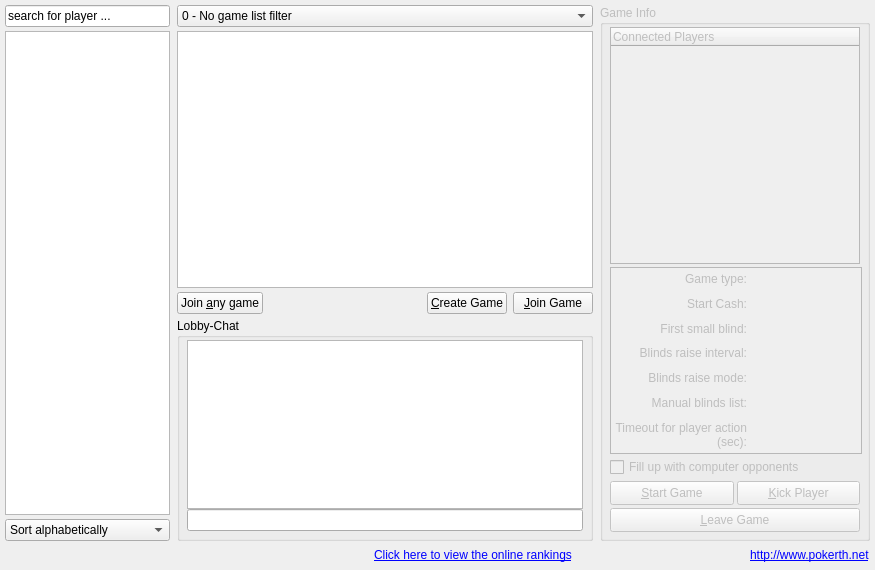
The window that src/gui/qt/gui_800x480/gamelobbydialog_800x480.ui (pokerth/pokerth) describes before a commit, drawn with Qt 5.
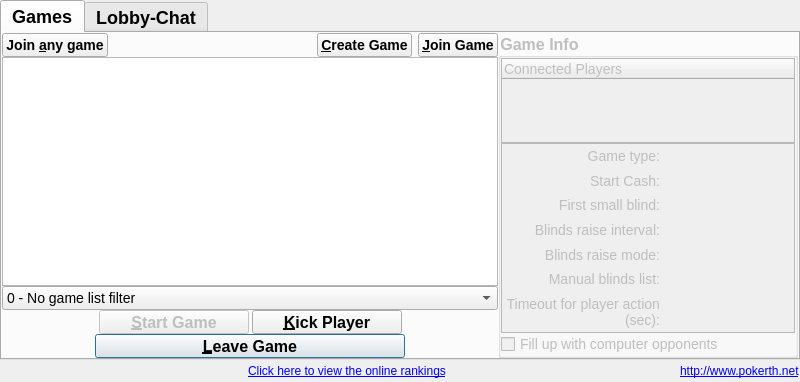
The same window after the commit. Icons and pictures are not drawn.

The edit to the form file:
```diff
--- a/src/gui/qt/gui_800x480/gamelobbydialog_800x480.ui
+++ b/src/gui/qt/gui_800x480/gamelobbydialog_800x480.ui
@@ -6,56 +6,389 @@
    <rect>
     <x>0</x>
     <y>0</y>
-    <width>875</width>
-    <height>570</height>
+    <width>800</width>
+    <height>382</height>
    </rect>
   </property>
   <property name="minimumSize">
    <size>
-    <width>875</width>
-    <height>570</height>
+    <width>800</width>
+    <height>380</height>
+   </size>
+  </property>
+  <property name="maximumSize">
+   <size>
+    <width>800</width>
+    <height>382</height>
    </size>
   </property>
   <property name="windowTitle">
    <string>Internet Game Lobby</string>
   </property>
+  <property name="styleSheet">
+   <string notr="true"/>
+  </property>
   <layout class="QGridLayout" name="gridLayout_2">
-   <property name="horizontalSpacing">
-    <number>7</number>
+   <property name="margin">
+    <number>0</number>
    </property>
-   <property name="verticalSpacing">
-    <number>4</number>
+   <property name="spacing">
+    <number>0</number>
    </property>
+   <item row="2" column="0">
+    <layout class="QHBoxLayout">
+     <item>
+      <widget class="QLabel" name="label_connectedPlayersCounter">
+       <property name="styleSheet">
+        <string notr="true">QObject {font: 12px}</string>
+       </property>
+       <property name="text">
+        <string/>
+       </property>
+      </widget>
+     </item>
+     <item>
+      <widget class="QLabel" name="label_runningGamesCounter">
+       <property name="styleSheet">
+        <string notr="true">QObject {font: 12px}</string>
+       </property>
+       <property name="text">
+        <string/>
+       </property>
+      </widget>
+     </item>
+     <item>
+      <widget class="QLabel" name="label_openGamesCounter">
+       <property name="sizePolicy">
+        <sizepolicy hsizetype="MinimumExpanding" vsizetype="Preferred">
+         <horstretch>0</horstretch>
+         <verstretch>0</verstretch>
+        </sizepolicy>
+       </property>
+       <property name="styleSheet">
+        <string notr="true">QObject {font: 12px}</string>
+       </property>
+       <property name="text">
+        <string/>
+       </property>
+      </widget>
+     </item>
+     <item>
+      <widget class="QLabel" name="label">
+       <property name="styleSheet">
+        <string notr="true">QObject {font: 12px}</string>
+       </property>
+       <property name="text">
+        <string>&lt;!DOCTYPE HTML PUBLIC &quot;-//W3C//DTD HTML 4.0//EN&quot; &quot;http://www.w3.org/TR/REC-html40/strict.dtd&quot;&gt;
+&lt;html&gt;&lt;head&gt;&lt;meta name=&quot;qrichtext&quot; content=&quot;1&quot; /&gt;&lt;style type=&quot;text/css&quot;&gt;
+p, li { white-space: pre-wrap; }
+&lt;/style&gt;&lt;/head&gt;&lt;body&gt;
+&lt;table border=&quot;0&quot; style=&quot;-qt-table-type: root; margin-top:4px; margin-bottom:4px; margin-left:4px; margin-right:4px;&quot;&gt;
+&lt;tr&gt;
+&lt;td style=&quot;border: none;&quot;&gt;
+&lt;p style=&quot; margin-top:0px; margin-bottom:0px; margin-left:0px; margin-right:0px; -qt-block-indent:0; text-indent:0px;&quot;&gt;&lt;a href=&quot;http://online-ranking.pokerth.net&quot;&gt;&lt;span style=&quot; text-decoration: underline; color:#0000ff;&quot;&gt;Click here to view the online rankings&lt;/span&gt;&lt;/a&gt;&lt;/p&gt;&lt;/td&gt;&lt;/tr&gt;&lt;/table&gt;&lt;/body&gt;&lt;/html&gt;</string>
+       </property>
+       <property name="openExternalLinks">
+        <bool>true</bool>
+       </property>
+      </widget>
+     </item>
+     <item>
+      <spacer name="horizontalSpacer_2">
+       <property name="orientation">
+        <enum>Qt::Horizontal</enum>
+       </property>
+       <property name="sizeType">
+        <enum>QSizePolicy::Expanding</enum>
+       </property>
+       <property name="sizeHint" stdset="0">
+        <size>
+         <width>20</width>
+         <height>20</height>
+        </size>
+       </property>
+      </spacer>
+     </item>
+     <item>
+      <widget class="QLabel" name="label_pokerthDotNet">
+       <property name="styleSheet">
+        <string notr="true">QObject {font: 12px}</string>
+       </property>
+       <property name="text">
+        <string>&lt;!DOCTYPE HTML PUBLIC &quot;-//W3C//DTD HTML 4.0//EN&quot; &quot;http://www.w3.org/TR/REC-html40/strict.dtd&quot;&gt;
+&lt;html&gt;&lt;head&gt;&lt;meta name=&quot;qrichtext&quot; content=&quot;1&quot; /&gt;&lt;style type=&quot;text/css&quot;&gt;
+p, li { white-space: pre-wrap; }
+&lt;/style&gt;&lt;/head&gt;&lt;body&gt;
+&lt;p style=&quot; margin-top:0px; margin-bottom:0px; margin-left:0px; margin-right:0px; -qt-block-indent:0; text-indent:0px;&quot;&gt;&lt;a href=&quot;http://www.pokerth.net&quot;&gt;&lt;span style=&quot; text-decoration: underline; color:#0000ff;&quot;&gt;http://www.pokerth.net&lt;/span&gt;&lt;/a&gt;&lt;/p&gt;&lt;/body&gt;&lt;/html&gt;</string>
+       </property>
+       <property name="openExternalLinks">
+        <bool>true</bool>
+       </property>
+      </widget>
+     </item>
+    </layout>
+   </item>
+   <item row="1" column="0">
+    <widget class="QTabWidget" name="tabWidget">
+     <property name="minimumSize">
+      <size>
+       <width>800</width>
+       <height>360</height>
+      </size>
+     </property>
+     <property name="maximumSize">
+      <size>
+       <width>800</width>
+       <height>360</height>
+      </size>
+     </property>
+     <property name="styleSheet">
+      <string notr="true">QObject {font: bold 18px}</string>
+     </property>
+     <property name="currentIndex">
+      <number>0</number>
+     </property>
+     <widget class="QWidget" name="tab_1">
+      <property name="styleSheet">
+       <string notr="true"/>
+      </property>
+      <attribute name="title">
+       <string>Games</string>
+      </attribute>
+      <layout class="QGridLayout" name="gridLayout_5">
    <property name="margin">
-    <number>5</number>
+        <number>0</number>
+       </property>
+       <property name="spacing">
+        <number>0</number>
    </property>
    <item row="0" column="0">
-    <widget class="QLineEdit" name="lineEdit_searchForPlayers">
+        <layout class="QHBoxLayout" name="horizontalLayout_3">
+         <item>
+          <layout class="QGridLayout" name="gridLayout_3">
+           <property name="spacing">
+            <number>0</number>
+           </property>
+           <item row="4" column="0">
+            <layout class="QHBoxLayout">
+             <property name="spacing">
+              <number>0</number>
+             </property>
+             <item>
+              <spacer>
+               <property name="orientation">
+                <enum>Qt::Vertical</enum>
+               </property>
+               <property name="sizeType">
+                <enum>QSizePolicy::Fixed</enum>
+               </property>
+               <property name="sizeHint" stdset="0">
+                <size>
+                 <width>0</width>
+                 <height>24</height>
+                </size>
+               </property>
+              </spacer>
+             </item>
+             <item>
+              <spacer name="horizontalSpacer_3">
+               <property name="orientation">
+                <enum>Qt::Horizontal</enum>
+               </property>
+               <property name="sizeHint" stdset="0">
+                <size>
+                 <width>40</width>
+                 <height>20</height>
+                </size>
+               </property>
+              </spacer>
+             </item>
+             <item>
+              <widget class="QPushButton" name="pushButton_Leave">
      <property name="sizePolicy">
-      <sizepolicy hsizetype="Fixed" vsizetype="Fixed">
+                <sizepolicy hsizetype="Expanding" vsizetype="Fixed">
        <horstretch>0</horstretch>
        <verstretch>0</verstretch>
       </sizepolicy>
      </property>
      <property name="minimumSize">
       <size>
-       <width>165</width>
-       <height>0</height>
+                 <width>310</width>
+                 <height>24</height>
       </size>
      </property>
      <property name="maximumSize">
       <size>
-       <width>165</width>
-       <height>16777215</height>
-      </size>
-     </property>
+                 <width>300</width>
+                 <height>24</height>
+                </size>
+               </property>
+               <property name="styleSheet">
+                <string notr="true">QObject {font: bold 16px}</string>
+               </property>
      <property name="text">
-      <string>search for player ...</string>
-     </property>
-    </widget>
-   </item>
-   <item row="0" column="1">
+                <string>&amp;Leave Game</string>
+               </property>
+               <property name="icon">
+                <iconset resource="../resources/pokerth.qrc">
+                 <normaloff>:/gfx/go-previous-view.png</normaloff>:/gfx/go-previous-view.png</iconset>
+               </property>
+              </widget>
+             </item>
+             <item>
+              <spacer name="horizontalSpacer_5">
+               <property name="orientation">
+                <enum>Qt::Horizontal</enum>
+               </property>
+               <property name="sizeHint" stdset="0">
+                <size>
+                 <width>40</width>
+                 <height>20</height>
+                </size>
+               </property>
+              </spacer>
+             </item>
+            </layout>
+           </item>
+           <item row="3" column="0">
+            <layout class="QHBoxLayout">
+             <property name="spacing">
+              <number>3</number>
+             </property>
+             <property name="topMargin">
+              <number>0</number>
+             </property>
+             <property name="bottomMargin">
+              <number>0</number>
+             </property>
+             <item>
+              <spacer name="horizontalSpacer_4">
+               <property name="orientation">
+                <enum>Qt::Horizontal</enum>
+               </property>
+               <property name="sizeHint" stdset="0">
+                <size>
+                 <width>40</width>
+                 <height>20</height>
+                </size>
+               </property>
+              </spacer>
+             </item>
+             <item>
+              <widget class="QPushButton" name="pushButton_StartGame">
+               <property name="enabled">
+                <bool>false</bool>
+               </property>
+               <property name="sizePolicy">
+                <sizepolicy hsizetype="Expanding" vsizetype="Fixed">
+                 <horstretch>0</horstretch>
+                 <verstretch>0</verstretch>
+                </sizepolicy>
+               </property>
+               <property name="minimumSize">
+                <size>
+                 <width>150</width>
+                 <height>24</height>
+                </size>
+               </property>
+               <property name="maximumSize">
+                <size>
+                 <width>150</width>
+                 <height>24</height>
+                </size>
+               </property>
+               <property name="styleSheet">
+                <string notr="true">QObject {font: bold 16px}</string>
+               </property>
+               <property name="text">
+                <string>&amp;Start Game</string>
+               </property>
+               <property name="icon">
+                <iconset resource="../resources/pokerth.qrc">
+                 <normaloff>:/gfx/dialog_ok_apply.png</normaloff>:/gfx/dialog_ok_apply.png</iconset>
+               </property>
+              </widget>
+             </item>
+             <item>
+              <spacer name="verticalSpacer_2">
+               <property name="orientation">
+                <enum>Qt::Vertical</enum>
+               </property>
+               <property name="sizeType">
+                <enum>QSizePolicy::Fixed</enum>
+               </property>
+               <property name="sizeHint" stdset="0">
+                <size>
+                 <width>0</width>
+                 <height>24</height>
+                </size>
+               </property>
+              </spacer>
+             </item>
+             <item>
+              <widget class="QPushButton" name="pushButton_Kick">
+               <property name="sizePolicy">
+                <sizepolicy hsizetype="Expanding" vsizetype="Fixed">
+                 <horstretch>0</horstretch>
+                 <verstretch>0</verstretch>
+                </sizepolicy>
+               </property>
+               <property name="minimumSize">
+                <size>
+                 <width>150</width>
+                 <height>24</height>
+                </size>
+               </property>
+               <property name="maximumSize">
+                <size>
+                 <width>150</width>
+                 <height>24</height>
+                </size>
+               </property>
+               <property name="styleSheet">
+                <string notr="true">QObject {font: bold 16px}</string>
+               </property>
+               <property name="text">
+                <string>&amp;Kick Player</string>
+               </property>
+               <property name="icon">
+                <iconset resource="../resources/pokerth.qrc">
+                 <normaloff>:/gfx/list-remove.png</normaloff>:/gfx/list-remove.png</iconset>
+               </property>
+              </widget>
+             </item>
+             <item>
+              <spacer name="horizontalSpacer_6">
+               <property name="orientation">
+                <enum>Qt::Horizontal</enum>
+               </property>
+               <property name="sizeHint" stdset="0">
+                <size>
+                 <width>40</width>
+                 <height>20</height>
+                </size>
+               </property>
+              </spacer>
+             </item>
+            </layout>
+           </item>
+           <item row="2" column="0">
     <widget class="QComboBox" name="comboBox_gameListFilter">
+             <property name="minimumSize">
+              <size>
+               <width>0</width>
+               <height>0</height>
+              </size>
+             </property>
+             <property name="maximumSize">
+              <size>
+               <width>16777215</width>
+               <height>16777215</height>
+              </size>
+             </property>
+             <property name="styleSheet">
+              <string notr="true">QObject {font: 14px}</string>
+             </property>
      <item>
       <property name="text">
        <string>0 - No game list filter</string>
@@ -88,7 +421,147 @@
      </item>
     </widget>
    </item>
-   <item row="0" column="2" rowspan="5">
+           <item row="1" column="0">
+            <widget class="QTreeView" name="treeView_GameList">
+             <property name="minimumSize">
+              <size>
+               <width>0</width>
+               <height>0</height>
+              </size>
+             </property>
+             <property name="maximumSize">
+              <size>
+               <width>16777215</width>
+               <height>16777215</height>
+              </size>
+             </property>
+             <property name="styleSheet">
+              <string notr="true"/>
+             </property>
+             <property name="horizontalScrollBarPolicy">
+              <enum>Qt::ScrollBarAlwaysOff</enum>
+             </property>
+             <property name="editTriggers">
+              <set>QAbstractItemView::NoEditTriggers</set>
+             </property>
+             <property name="showDropIndicator" stdset="0">
+              <bool>false</bool>
+             </property>
+             <property name="indentation">
+              <number>5</number>
+             </property>
+             <property name="rootIsDecorated">
+              <bool>false</bool>
+             </property>
+             <property name="sortingEnabled">
+              <bool>true</bool>
+             </property>
+            </widget>
+           </item>
+           <item row="0" column="0">
+            <layout class="QHBoxLayout">
+             <property name="spacing">
+              <number>6</number>
+             </property>
+             <property name="margin">
+              <number>0</number>
+             </property>
+             <item>
+              <widget class="QPushButton" name="pushButton_joinAnyGame">
+               <property name="minimumSize">
+                <size>
+                 <width>0</width>
+                 <height>0</height>
+                </size>
+               </property>
+               <property name="maximumSize">
+                <size>
+                 <width>16777215</width>
+                 <height>16777215</height>
+                </size>
+               </property>
+               <property name="styleSheet">
+                <string notr="true">QObject {font: bold 14px}</string>
+               </property>
+               <property name="text">
+                <string>Join &amp;any game</string>
+               </property>
+               <property name="icon">
+                <iconset resource="../resources/pokerth.qrc">
+                 <normaloff>:/gfx/transform-rotate.png</normaloff>:/gfx/transform-rotate.png</iconset>
+               </property>
+              </widget>
+             </item>
+             <item>
+              <spacer name="horizontalSpacer">
+               <property name="orientation">
+                <enum>Qt::Horizontal</enum>
+               </property>
+               <property name="sizeHint" stdset="0">
+                <size>
+                 <width>40</width>
+                 <height>20</height>
+                </size>
+               </property>
+              </spacer>
+             </item>
+             <item>
+              <widget class="QPushButton" name="pushButton_CreateGame">
+               <property name="minimumSize">
+                <size>
+                 <width>0</width>
+                 <height>0</height>
+                </size>
+               </property>
+               <property name="maximumSize">
+                <size>
+                 <width>16777215</width>
+                 <height>16777215</height>
+                </size>
+               </property>
+               <property name="styleSheet">
+                <string notr="true">QObject {font: bold 14px}</string>
+               </property>
+               <property name="text">
+                <string>&amp;Create Game</string>
+               </property>
+               <property name="icon">
+                <iconset resource="../resources/pokerth.qrc">
+                 <normaloff>:/gfx/list_add.png</normaloff>:/gfx/list_add.png</iconset>
+               </property>
+              </widget>
+             </item>
+             <item>
+              <widget class="QPushButton" name="pushButton_JoinGame">
+               <property name="minimumSize">
+                <size>
+                 <width>0</width>
+                 <height>0</height>
+                </size>
+               </property>
+               <property name="maximumSize">
+                <size>
+                 <width>16777215</width>
+                 <height>16777215</height>
+                </size>
+               </property>
+               <property name="styleSheet">
+                <string notr="true">QObject {font: bold 14px}</string>
+               </property>
+               <property name="text">
+                <string>&amp;Join Game</string>
+               </property>
+               <property name="icon">
+                <iconset resource="../resources/pokerth.qrc">
+                 <normaloff>:/gfx/go-next-view.png</normaloff>:/gfx/go-next-view.png</iconset>
+               </property>
+              </widget>
+             </item>
+            </layout>
+           </item>
+          </layout>
+         </item>
+         <item>
     <widget class="QGroupBox" name="groupBox_GameInfo">
      <property name="enabled">
       <bool>false</bool>
@@ -101,46 +574,43 @@
      </property>
      <property name="minimumSize">
       <size>
-       <width>270</width>
+             <width>300</width>
        <height>0</height>
       </size>
      </property>
      <property name="maximumSize">
       <size>
-       <width>270</width>
+             <width>300</width>
        <height>16777215</height>
       </size>
      </property>
+           <property name="styleSheet">
+            <string notr="true">QObject {font: bold 16px}</string>
+           </property>
      <property name="title">
       <string>Game Info</string>
      </property>
      <layout class="QVBoxLayout" name="verticalLayout">
       <property name="spacing">
-       <number>3</number>
-      </property>
-      <property name="leftMargin">
-       <number>7</number>
-      </property>
-      <property name="topMargin">
-       <number>2</number>
-      </property>
-      <property name="rightMargin">
-       <number>7</number>
-      </property>
-      <property name="bottomMargin">
-       <number>6</number>
+             <number>0</number>
+            </property>
+            <property name="margin">
+             <number>0</number>
       </property>
       <item>
        <widget class="QTreeWidget" name="treeWidget_connectedPlayers">
         <property name="minimumSize">
          <size>
           <width>221</width>
-          <height>237</height>
+                <height>0</height>
          </size>
         </property>
         <property name="contextMenuPolicy">
          <enum>Qt::CustomContextMenu</enum>
         </property>
+              <property name="styleSheet">
+               <string notr="true">QObject {font: 14px}</string>
+              </property>
         <property name="midLineWidth">
          <number>1</number>
         </property>
@@ -165,9 +635,18 @@
         <property name="minimumSize">
          <size>
           <width>252</width>
-          <height>174</height>
-         </size>
-        </property>
+                <height>190</height>
+               </size>
+              </property>
+              <property name="maximumSize">
+               <size>
+                <width>16777215</width>
+                <height>190</height>
+               </size>
+              </property>
+              <property name="styleSheet">
+               <string notr="true">QObject {font: 14px}</string>
+              </property>
         <property name="widgetResizable">
          <bool>true</bool>
         </property>
@@ -176,8 +655,8 @@
           <rect>
            <x>0</x>
            <y>0</y>
-           <width>248</width>
-           <height>178</height>
+                 <width>288</width>
+                 <height>184</height>
           </rect>
          </property>
          <layout class="QGridLayout" name="gridLayout">
@@ -192,6 +671,9 @@
           </property>
           <item row="0" column="0">
            <widget class="QLabel" name="label_gameType">
+                  <property name="styleSheet">
+                   <string notr="true"/>
+                  </property>
             <property name="text">
              <string>Game type:</string>
             </property>
@@ -241,6 +723,9 @@
           </item>
           <item row="1" column="0">
            <widget class="QLabel" name="label_gameDesc2">
+                  <property name="styleSheet">
+                   <string notr="true"/>
+                  </property>
             <property name="text">
              <string>Start Cash:</string>
             </property>
@@ -267,6 +752,9 @@
           </item>
           <item row="2" column="0">
            <widget class="QLabel" name="label_gameDesc3">
+                  <property name="styleSheet">
+                   <string notr="true"/>
+                  </property>
             <property name="text">
              <string>First small blind:</string>
             </property>
@@ -293,6 +781,9 @@
           </item>
           <item row="3" column="0">
            <widget class="QLabel" name="label_gameDesc4">
+                  <property name="styleSheet">
+                   <string notr="true"/>
+                  </property>
             <property name="text">
              <string>Blinds raise interval:</string>
             </property>
@@ -319,6 +810,9 @@
           </item>
           <item row="4" column="0">
            <widget class="QLabel" name="label_gameDesc5">
+                  <property name="styleSheet">
+                   <string notr="true"/>
+                  </property>
             <property name="text">
              <string>Blinds raise mode:</string>
             </property>
@@ -348,6 +842,9 @@
           </item>
           <item row="5" column="0">
            <widget class="QLabel" name="label_gameDesc6">
+                  <property name="styleSheet">
+                   <string notr="true"/>
+                  </property>
             <property name="text">
              <string>Manual blinds list:</string>
             </property>
@@ -377,6 +874,9 @@
           </item>
           <item row="6" column="0">
            <widget class="QLabel" name="label_gameDesc7">
+                  <property name="styleSheet">
+                   <string notr="true"/>
+                  </property>
             <property name="text">
              <string>Timeout for player action (sec):</string>
             </property>
@@ -415,6 +915,9 @@
             <verstretch>0</verstretch>
            </sizepolicy>
           </property>
+                <property name="styleSheet">
+                 <string notr="true">QObject {font: 14px}</string>
+                </property>
           <property name="text">
            <string>Fill up with computer opponents</string>
           </property>
@@ -424,393 +927,59 @@
           </property>
          </widget>
         </item>
-        <item>
-         <spacer name="verticalSpacer">
-          <property name="orientation">
-           <enum>Qt::Vertical</enum>
-          </property>
-          <property name="sizeType">
-           <enum>QSizePolicy::Fixed</enum>
-          </property>
-          <property name="sizeHint" stdset="0">
-           <size>
-            <width>0</width>
-            <height>21</height>
-           </size>
-          </property>
-         </spacer>
-        </item>
-       </layout>
-      </item>
-      <item>
-       <layout class="QHBoxLayout">
-        <property name="spacing">
-         <number>3</number>
-        </property>
-        <property name="topMargin">
-         <number>0</number>
-        </property>
-        <property name="bottomMargin">
-         <number>0</number>
-        </property>
-        <item>
-         <widget class="QPushButton" name="pushButton_StartGame">
-          <property name="enabled">
-           <bool>false</bool>
-          </property>
-          <property name="sizePolicy">
-           <sizepolicy hsizetype="Expanding" vsizetype="Fixed">
-            <horstretch>0</horstretch>
-            <verstretch>0</verstretch>
-           </sizepolicy>
-          </property>
-          <property name="minimumSize">
-           <size>
-            <width>0</width>
-            <height>24</height>
-           </size>
-          </property>
-          <property name="maximumSize">
-           <size>
-            <width>16777215</width>
-            <height>24</height>
-           </size>
-          </property>
-          <property name="text">
-           <string>&amp;Start Game</string>
-          </property>
-          <property name="icon">
-           <iconset resource="resources/pokerth.qrc">
-            <normaloff>:/gfx/dialog_ok_apply.png</normaloff>:/gfx/dialog_ok_apply.png</iconset>
-          </property>
-         </widget>
-        </item>
-        <item>
-         <spacer name="verticalSpacer_2">
-          <property name="orientation">
-           <enum>Qt::Vertical</enum>
-          </property>
-          <property name="sizeType">
-           <enum>QSizePolicy::Fixed</enum>
-          </property>
-          <property name="sizeHint" stdset="0">
-           <size>
-            <width>0</width>
-            <height>24</height>
-           </size>
-          </property>
-         </spacer>
-        </item>
-        <item>
-         <widget class="QPushButton" name="pushButton_Kick">
-          <property name="sizePolicy">
-           <sizepolicy hsizetype="Expanding" vsizetype="Fixed">
-            <horstretch>0</horstretch>
-            <verstretch>0</verstretch>
-           </sizepolicy>
-          </property>
-          <property name="minimumSize">
-           <size>
-            <width>0</width>
-            <height>24</height>
-           </size>
-          </property>
-          <property name="maximumSize">
-           <size>
-            <width>16777215</width>
-            <height>24</height>
-           </size>
-          </property>
-          <property name="text">
-           <string>&amp;Kick Player</string>
-          </property>
-          <property name="icon">
-           <iconset resource="resources/pokerth.qrc">
-            <normaloff>:/gfx/list-remove.png</normaloff>:/gfx/list-remove.png</iconset>
-          </property>
-         </widget>
-        </item>
-       </layout>
-      </item>
-      <item>
-       <layout class="QHBoxLayout">
-        <property name="spacing">
-         <number>0</number>
-        </property>
-        <item>
-         <spacer>
-          <property name="orientation">
-           <enum>Qt::Vertical</enum>
-          </property>
-          <property name="sizeType">
-           <enum>QSizePolicy::Fixed</enum>
-          </property>
-          <property name="sizeHint" stdset="0">
-           <size>
-            <width>0</width>
-            <height>24</height>
-           </size>
-          </property>
-         </spacer>
-        </item>
-        <item>
-         <widget class="QPushButton" name="pushButton_Leave">
-          <property name="sizePolicy">
-           <sizepolicy hsizetype="Expanding" vsizetype="Fixed">
-            <horstretch>0</horstretch>
-            <verstretch>0</verstretch>
-           </sizepolicy>
-          </property>
-          <property name="minimumSize">
-           <size>
-            <width>0</width>
-            <height>24</height>
-           </size>
-          </property>
-          <property name="maximumSize">
-           <size>
-            <width>16777215</width>
-            <height>24</height>
-           </size>
-          </property>
-          <property name="text">
-           <string>&amp;Leave Game</string>
-          </property>
-          <property name="icon">
-           <iconset resource="resources/pokerth.qrc">
-            <normaloff>:/gfx/go-previous-view.png</normaloff>:/gfx/go-previous-view.png</iconset>
-          </property>
+             </layout>
+            </item>
+           </layout>
          </widget>
         </item>
        </layout>
       </item>
      </layout>
     </widget>
-   </item>
-   <item row="1" column="1">
-    <widget class="QTreeView" name="treeView_GameList">
-     <property name="minimumSize">
-      <size>
-       <width>400</width>
-       <height>0</height>
-      </size>
-     </property>
-     <property name="horizontalScrollBarPolicy">
-      <enum>Qt::ScrollBarAlwaysOff</enum>
-     </property>
-     <property name="editTriggers">
-      <set>QAbstractItemView::NoEditTriggers</set>
-     </property>
-     <property name="showDropIndicator" stdset="0">
-      <bool>false</bool>
-     </property>
-     <property name="indentation">
-      <number>5</number>
-     </property>
-     <property name="rootIsDecorated">
-      <bool>false</bool>
-     </property>
-     <property name="sortingEnabled">
-      <bool>true</bool>
-     </property>
-    </widget>
-   </item>
-   <item row="2" column="1">
-    <layout class="QHBoxLayout">
-     <property name="spacing">
-      <number>6</number>
-     </property>
-     <property name="margin">
-      <number>0</number>
-     </property>
-     <item>
-      <widget class="QPushButton" name="pushButton_joinAnyGame">
-       <property name="text">
-        <string>Join &amp;any game</string>
-       </property>
-       <property name="icon">
-        <iconset resource="resources/pokerth.qrc">
-         <normaloff>:/gfx/transform-rotate.png</normaloff>:/gfx/transform-rotate.png</iconset>
-       </property>
-      </widget>
-     </item>
-     <item>
-      <spacer>
-       <property name="orientation">
-        <enum>Qt::Horizontal</enum>
-       </property>
-       <property name="sizeType">
-        <enum>QSizePolicy::Expanding</enum>
-       </property>
-       <property name="sizeHint" stdset="0">
-        <size>
-         <width>181</width>
-         <height>20</height>
-        </size>
-       </property>
-      </spacer>
-     </item>
-     <item>
-      <widget class="QPushButton" name="pushButton_CreateGame">
-       <property name="text">
-        <string>&amp;Create Game</string>
-       </property>
-       <property name="icon">
-        <iconset resource="resources/pokerth.qrc">
-         <normaloff>:/gfx/list_add.png</normaloff>:/gfx/list_add.png</iconset>
-       </property>
-      </widget>
-     </item>
-     <item>
-      <widget class="QPushButton" name="pushButton_JoinGame">
-       <property name="text">
-        <string>&amp;Join Game</string>
-       </property>
-       <property name="icon">
-        <iconset resource="resources/pokerth.qrc">
-         <normaloff>:/gfx/go-next-view.png</normaloff>:/gfx/go-next-view.png</iconset>
-       </property>
-      </widget>
-     </item>
-    </layout>
-   </item>
-   <item row="3" column="1" rowspan="2">
-    <widget class="QGroupBox" name="groupBox_lobbyChat">
-     <property name="minimumSize">
-      <size>
-       <width>400</width>
-       <height>223</height>
-      </size>
-     </property>
-     <property name="maximumSize">
-      <size>
-       <width>16777215</width>
-       <height>230</height>
-      </size>
-     </property>
-     <property name="title">
+     <widget class="QWidget" name="tab_2">
+      <attribute name="title">
       <string>Lobby-Chat</string>
-     </property>
-     <layout class="QGridLayout">
-      <property name="leftMargin">
-       <number>7</number>
-      </property>
-      <property name="topMargin">
-       <number>2</number>
-      </property>
-      <property name="rightMargin">
-       <number>7</number>
-      </property>
-      <property name="bottomMargin">
-       <number>7</number>
+      </attribute>
+      <layout class="QGridLayout" name="gridLayout_4">
+       <property name="margin">
+        <number>0</number>
       </property>
       <property name="spacing">
        <number>0</number>
       </property>
-      <item row="0" column="0">
-       <widget class="QTextBrowser" name="textBrowser_ChatDisplay"/>
-      </item>
-      <item row="1" column="0">
-       <widget class="QLineEdit" name="lineEdit_ChatInput"/>
-      </item>
-     </layout>
-    </widget>
-   </item>
-   <item row="5" column="0" colspan="3">
-    <layout class="QHBoxLayout">
+       <item row="2" column="0">
+        <layout class="QHBoxLayout" name="horizontalLayout_4">
      <item>
-      <widget class="QLabel" name="label_connectedPlayersCounter">
-       <property name="text">
-        <string/>
-       </property>
-      </widget>
-     </item>
+          <layout class="QVBoxLayout" name="verticalLayout_2">
      <item>
-      <widget class="QLabel" name="label_runningGamesCounter">
-       <property name="text">
-        <string/>
-       </property>
-      </widget>
-     </item>
-     <item>
-      <widget class="QLabel" name="label_openGamesCounter">
+            <widget class="QLineEdit" name="lineEdit_searchForPlayers">
        <property name="sizePolicy">
-        <sizepolicy hsizetype="MinimumExpanding" vsizetype="Preferred">
+              <sizepolicy hsizetype="Fixed" vsizetype="Fixed">
          <horstretch>0</horstretch>
          <verstretch>0</verstretch>
         </sizepolicy>
        </property>
-       <property name="text">
-        <string/>
-       </property>
-      </widget>
-     </item>
-     <item>
-      <spacer name="horizontalSpacer">
-       <property name="orientation">
-        <enum>Qt::Horizontal</enum>
-       </property>
-       <property name="sizeType">
-        <enum>QSizePolicy::Expanding</enum>
-       </property>
-       <property name="sizeHint" stdset="0">
+             <property name="minimumSize">
         <size>
-         <width>20</width>
-         <height>20</height>
-        </size>
-       </property>
-      </spacer>
-     </item>
-     <item>
-      <widget class="QLabel" name="label">
-       <property name="text">
-        <string>&lt;!DOCTYPE HTML PUBLIC &quot;-//W3C//DTD HTML 4.0//EN&quot; &quot;http://www.w3.org/TR/REC-html40/strict.dtd&quot;&gt;
-&lt;html&gt;&lt;head&gt;&lt;meta name=&quot;qrichtext&quot; content=&quot;1&quot; /&gt;&lt;style type=&quot;text/css&quot;&gt;
-p, li { white-space: pre-wrap; }
-&lt;/style&gt;&lt;/head&gt;&lt;body&gt;
-&lt;table border=&quot;0&quot; style=&quot;-qt-table-type: root; margin-top:4px; margin-bottom:4px; margin-left:4px; margin-right:4px;&quot;&gt;
-&lt;tr&gt;
-&lt;td style=&quot;border: none;&quot;&gt;
-&lt;p style=&quot; margin-top:0px; margin-bottom:0px; margin-left:0px; margin-right:0px; -qt-block-indent:0; text-indent:0px;&quot;&gt;&lt;a href=&quot;http://online-ranking.pokerth.net&quot;&gt;&lt;span style=&quot; text-decoration: underline; color:#0000ff;&quot;&gt;Click here to view the online rankings&lt;/span&gt;&lt;/a&gt;&lt;/p&gt;&lt;/td&gt;&lt;/tr&gt;&lt;/table&gt;&lt;/body&gt;&lt;/html&gt;</string>
-       </property>
-       <property name="openExternalLinks">
-        <bool>true</bool>
-       </property>
-      </widget>
-     </item>
-     <item>
-      <spacer name="horizontalSpacer_2">
-       <property name="orientation">
-        <enum>Qt::Horizontal</enum>
-       </property>
-       <property name="sizeType">
-        <enum>QSizePolicy::Expanding</enum>
-       </property>
-       <property name="sizeHint" stdset="0">
+               <width>230</width>
+               <height>0</height>
+              </size>
+             </property>
+             <property name="maximumSize">
         <size>
-         <width>20</width>
-         <height>20</height>
-        </size>
-       </property>
-      </spacer>
-     </item>
-     <item>
-      <widget class="QLabel" name="label_pokerthDotNet">
+               <width>230</width>
+               <height>16777215</height>
+              </size>
+             </property>
+             <property name="styleSheet">
+              <string notr="true">QObject {font: 14 px}</string>
+             </property>
        <property name="text">
-        <string>&lt;!DOCTYPE HTML PUBLIC &quot;-//W3C//DTD HTML 4.0//EN&quot; &quot;http://www.w3.org/TR/REC-html40/strict.dtd&quot;&gt;
-&lt;html&gt;&lt;head&gt;&lt;meta name=&quot;qrichtext&quot; content=&quot;1&quot; /&gt;&lt;style type=&quot;text/css&quot;&gt;
-p, li { white-space: pre-wrap; }
-&lt;/style&gt;&lt;/head&gt;&lt;body&gt;
-&lt;p style=&quot; margin-top:0px; margin-bottom:0px; margin-left:0px; margin-right:0px; -qt-block-indent:0; text-indent:0px;&quot;&gt;&lt;a href=&quot;http://www.pokerth.net&quot;&gt;&lt;span style=&quot; text-decoration: underline; color:#0000ff;&quot;&gt;http://www.pokerth.net&lt;/span&gt;&lt;/a&gt;&lt;/p&gt;&lt;/body&gt;&lt;/html&gt;</string>
-       </property>
-       <property name="openExternalLinks">
-        <bool>true</bool>
-       </property>
-      </widget>
-     </item>
-    </layout>
-   </item>
-   <item row="1" column="0" rowspan="3">
+              <string>search for player ...</string>
+             </property>
+            </widget>
+           </item>
+           <item>
     <widget class="QTreeView" name="treeView_NickList">
      <property name="sizePolicy">
       <sizepolicy hsizetype="Fixed" vsizetype="Expanding">
@@ -820,19 +989,22 @@
      </property>
      <property name="minimumSize">
       <size>
-       <width>165</width>
+               <width>230</width>
        <height>0</height>
       </size>
      </property>
      <property name="maximumSize">
       <size>
-       <width>165</width>
+               <width>230</width>
        <height>16777215</height>
       </size>
      </property>
      <property name="contextMenuPolicy">
       <enum>Qt::CustomContextMenu</enum>
      </property>
+             <property name="styleSheet">
+              <string notr="true">QObject {font: 14 px}</string>
+             </property>
      <property name="editTriggers">
       <set>QAbstractItemView::NoEditTriggers</set>
      </property>
@@ -844,8 +1016,23 @@
      </property>
     </widget>
    </item>
-   <item row="4" column="0">
+           <item>
     <widget class="QComboBox" name="comboBox_nickListFilter">
+             <property name="minimumSize">
+              <size>
+               <width>230</width>
+               <height>0</height>
+              </size>
+             </property>
+             <property name="maximumSize">
+              <size>
+               <width>230</width>
+               <height>16777215</height>
+              </size>
+             </property>
+             <property name="styleSheet">
+              <string notr="true">QObject {font: 14 px}</string>
+             </property>
      <item>
       <property name="text">
        <string>Sort alphabetically</string>
@@ -864,6 +1051,79 @@
     </widget>
    </item>
   </layout>
+         </item>
+         <item>
+          <widget class="QGroupBox" name="groupBox_lobbyChat">
+           <property name="minimumSize">
+            <size>
+             <width>0</width>
+             <height>0</height>
+            </size>
+           </property>
+           <property name="maximumSize">
+            <size>
+             <width>16777215</width>
+             <height>16777215</height>
+            </size>
+           </property>
+           <property name="styleSheet">
+            <string notr="true">QObject {font: bold 16px}</string>
+           </property>
+           <property name="title">
+            <string/>
+           </property>
+           <layout class="QGridLayout">
+            <property name="leftMargin">
+             <number>7</number>
+            </property>
+            <property name="topMargin">
+             <number>2</number>
+            </property>
+            <property name="rightMargin">
+             <number>7</number>
+            </property>
+            <property name="bottomMargin">
+             <number>7</number>
+            </property>
+            <property name="spacing">
+             <number>0</number>
+            </property>
+            <item row="0" column="0">
+             <widget class="QTextBrowser" name="textBrowser_ChatDisplay">
+              <property name="minimumSize">
+               <size>
+                <width>0</width>
+                <height>0</height>
+               </size>
+              </property>
+              <property name="maximumSize">
+               <size>
+                <width>16777215</width>
+                <height>16777215</height>
+               </size>
+              </property>
+              <property name="styleSheet">
+               <string notr="true">QObject {color:rgb(255, 255, 255); font: 14px}</string>
+              </property>
+             </widget>
+            </item>
+            <item row="1" column="0">
+             <widget class="QLineEdit" name="lineEdit_ChatInput">
+              <property name="styleSheet">
+               <string notr="true">QObject {font: 14 px}</string>
+              </property>
+             </widget>
+            </item>
+           </layout>
+          </widget>
+         </item>
+        </layout>
+       </item>
+      </layout>
+     </widget>
+    </widget>
+   </item>
+  </layout>
  </widget>
  <tabstops>
   <tabstop>lineEdit_searchForPlayers</tabstop>
```
Left out of the diff: 10 changed lines with no effect on the pictures. Lines whose indentation alone changed are shown as unchanged.
